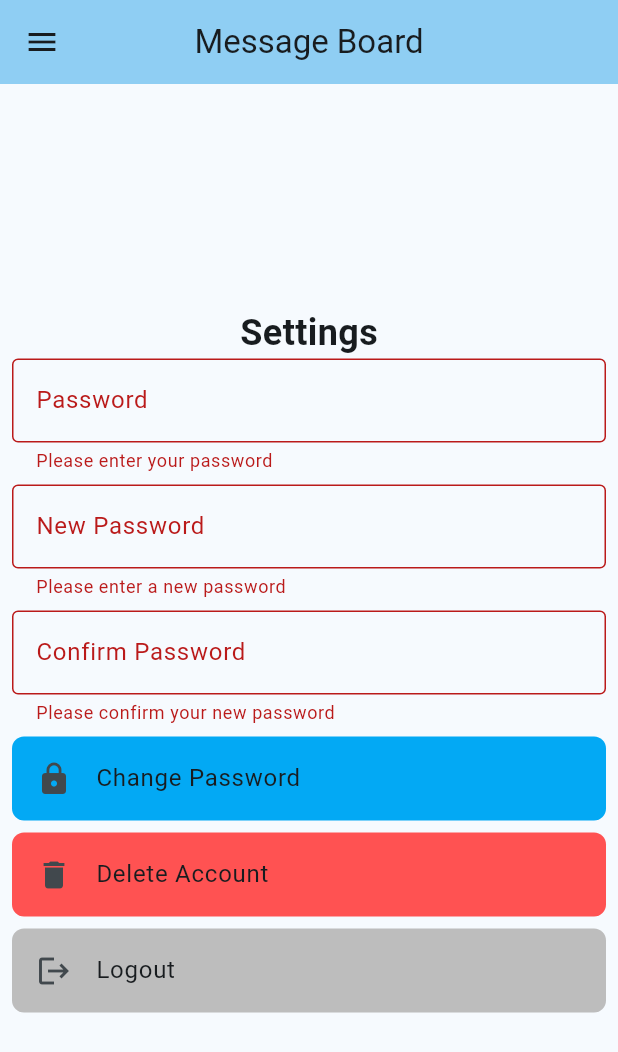
After one commit to PhiGsu/hw4, a Flutter app: the SettingsScreen screen opened directly, after a tap on "Change Password", on a phone screen of 412 x 824 dp. The commit adds this screen. Shown: the top 1052 px of the screen. Run offline on Flutter 3.47's test engine with Material 3 defaults, Android fonts, the phone set to English and light mode, and no system bars; our stand-ins replace cloud_firestore, firebase_auth, firebase_core; accounts and stored records are empty.

Commit message:
Implement profile and settings screen

```diff
--- a/lib/message_board_screen.dart
+++ b/lib/message_board_screen.dart
@@ -137,6 +137,8 @@ class _MessageBoardScreenState extends State<MessageBoardScreen> {
                     decoration: const InputDecoration(
                       labelText: 'Enter your message',
                       border: OutlineInputBorder(),
+                      filled: true,
+                      fillColor: Colors.white,
                     ),
                   ),
                 ),
--- /dev/null
+++ b/lib/settings_screen.dart
@@ -0,0 +1,243 @@
+import 'package:firebase_auth/firebase_auth.dart';
+import 'package:flutter/material.dart';
+import 'package:hw4/login_screen.dart';
+import 'package:hw4/main.dart';
+
+class SettingsScreen extends StatefulWidget {
+  const SettingsScreen({super.key});
+
+  @override
+  State<SettingsScreen> createState() => _SettingsScreenState();
+}
+
+class _SettingsScreenState extends State<SettingsScreen> {
+  final _formKey = GlobalKey<FormState>();
+  final _passwordController = TextEditingController();
+  final _newPasswordController = TextEditingController();
+  final _confirmPasswordController = TextEditingController();
+  late final String userId;
+
+  @override
+  void initState() {
+    super.initState();
+    final user = FirebaseAuth.instance.currentUser;
+    if (user != null) {
+      userId = user.uid;
+    }
+  }
+
+  @override
+  void dispose() {
+    _passwordController.dispose();
+    _newPasswordController.dispose();
+    _confirmPasswordController.dispose();
+    super.dispose();
+  }
+
+  Future<void> _changePassword() async {
+    if (!_formKey.currentState!.validate()) {
+      return;
+    }
+
+    final user = FirebaseAuth.instance.currentUser;
+    if (user == null) {
+      ScaffoldMessenger.of(context).showSnackBar(
+        SnackBar(content: Text('No user is logged in.')),
+      );
+      return;
+    }
+
+    try {
+      AuthCredential credential = EmailAuthProvider.credential(
+        email: user.email!,
+        password: _passwordController.text,
+      );
+      await user.reauthenticateWithCredential(credential);
+
+      await user.updatePassword(_newPasswordController.text);
+      ScaffoldMessenger.of(context).showSnackBar(
+        SnackBar(content: Text('Password changed successfully')),
+      );
+      _passwordController.clear();
+      _newPasswordController.clear();
+      _confirmPasswordController.clear();
+    } catch (e) {
+      ScaffoldMessenger.of(context).showSnackBar(
+        SnackBar(content: Text('Failed to change password')),
+      );
+    }
+  }
+
+  Future<void> _deleteAccount() async {
+    if (_passwordController.text.isEmpty) {
+      ScaffoldMessenger.of(context).showSnackBar(
+        SnackBar(content: Text('Please enter password to delete account')),
+      );
+      return;
+    }
+
+    final user = FirebaseAuth.instance.currentUser;
+    if (user == null) {
+      ScaffoldMessenger.of(context).showSnackBar(
+        SnackBar(content: Text('No user is logged in.')),
+      );
+      return;
+    }
+
+    final confirm = await showDialog<bool>(
+      context: context,
+      builder: (ctx) => AlertDialog(
+        title: const Text('Confirm Deletion'),
+        content: const Text(
+            'Are you sure you want to delete your account? This action cannot be undone.'),
+        actions: [
+          TextButton(
+              onPressed: () => Navigator.pop(ctx, false),
+              child: const Text('Cancel')),
+          TextButton(
+              onPressed: () => Navigator.pop(ctx, true),
+              child: const Text('Delete')),
+        ],
+      ),
+    );
+
+    if (confirm != true) return;
+
+    try {
+      AuthCredential credential = EmailAuthProvider.credential(
+        email: user.email!,
+        password: _passwordController.text,
+      );
+      await user.reauthenticateWithCredential(credential);
+      await user.delete();
+      Navigator.pushReplacement(context,
+          MaterialPageRoute(builder: (context) => const LoginScreen()));
+    } catch (e) {
+      ScaffoldMessenger.of(context).showSnackBar(
+        SnackBar(content: Text('Incorrect password')),
+      );
+    }
+  }
+
+  Future<void> _logout() async {
+    await FirebaseAuth.instance.signOut();
+    Navigator.pushReplacement(
+        context, MaterialPageRoute(builder: (context) => const LoginScreen()));
+  }
+
+  @override
+  Widget build(BuildContext context) {
+    return Scaffold(
+      appBar: const MessageBoardAppBar(isLoggedIn: true),
+      drawer: const MessageBoardAppDrawer(),
+      body: Padding(
+        padding: const EdgeInsets.all(8.0),
+        child: Column(
+          mainAxisAlignment: MainAxisAlignment.center,
+          children: [
+            Form(
+              key: _formKey,
+              child: Column(
+                children: <Widget>[
+                  const Text(
+                    'Settings',
+                    style: TextStyle(fontSize: 24, fontWeight: FontWeight.bold),
+                  ),
+                  TextFormField(
+                    controller: _passwordController,
+                    decoration: const InputDecoration(
+                      labelText: 'Password',
+                      border: OutlineInputBorder(),
+                    ),
+                    obscureText: true,
+                    validator: (value) {
+                      if (value == null || value.isEmpty) {
+                        return 'Please enter your password';
+                      }
+                      if (value.length < 6) {
+                        return 'Password must be at least 6 characters long';
+                      }
+                      return null;
+                    },
+                  ),
+                  const SizedBox(height: 8),
+                  TextFormField(
+                    controller: _newPasswordController,
+                    decoration: const InputDecoration(
+                      labelText: 'New Password',
+                      border: OutlineInputBorder(),
+                    ),
+                    obscureText: true,
+                    validator: (value) {
+                      if (value == null || value.isEmpty) {
+                        return 'Please enter a new password';
+                      }
+                      if (value.length < 6) {
+                        return 'Password must be at least 6 characters long';
+                      }
+                      return null;
+                    },
+                  ),
+                  const SizedBox(height: 8),
+                  TextFormField(
+                    controller: _confirmPasswordController,
+                    decoration: const InputDecoration(
+                      labelText: 'Confirm Password',
+                      border: OutlineInputBorder(),
+                    ),
+                    obscureText: true,
+                    validator: (value) {
+                      if (value == null || value.isEmpty) {
+                        return 'Please confirm your new password';
+                      }
+                      if (value != _newPasswordController.text) {
+                        return 'Passwords do not match';
+                      }
+                      return null;
+                    },
+                  ),
+                  const SizedBox(height: 8),
+                  Container(
+                    decoration: BoxDecoration(
+                      color: Colors.lightBlue,
+                      borderRadius: BorderRadius.circular(8),
+                    ),
+                    child: ListTile(
+                      leading: const Icon(Icons.lock),
+                      title: const Text('Change Password'),
+                      onTap: () => _changePassword(),
+                    ),
+                  ),
+                  const SizedBox(height: 8),
+                  Container(
+                    decoration: BoxDecoration(
+                      color: Colors.redAccent,
+                      borderRadius: BorderRadius.circular(8),
+                    ),
+                    child: ListTile(
+                      leading: const Icon(Icons.delete),
+                      title: const Text('Delete Account'),
+                      onTap: () => _deleteAccount(),
+                    ),
+                  ),
+                  const SizedBox(height: 8),
+                  Container(
+                    decoration: BoxDecoration(
+                      color: Colors.grey.shade400,
+                      borderRadius: BorderRadius.circular(8),
+                    ),
+                    child: ListTile(
+                      leading: const Icon(Icons.logout),
+                      title: const Text('Logout'),
+                      onTap: () => _logout(),
+                    ),
+                  ),
+                ],
+              ),
+            ),
+          ],
+        ),
+      ),
+    );
+  }
+}
```
Also changed, not shown: lib/main.dart (+4 -4 lines), lib/profile_screen.dart (added, +153 -0 lines).
